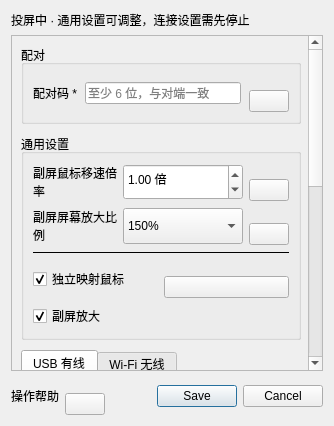
First picture: the form in Fukaros/ui/forms/settings.ui, repository HuTaoUnknow/Fukaros-Furina, before the edit.
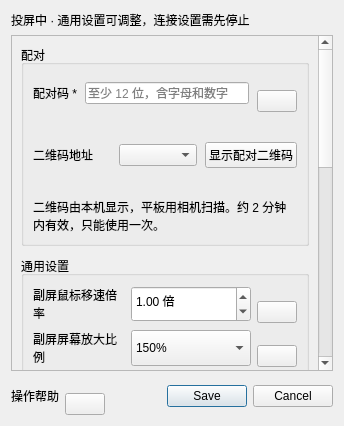
Second picture: the form after the edit. Custom widgets are drawn as their Qt base class.

Commit message:
Add QR pairing and keep secrets out of plaintext settings.
Desktop shows a two-minute one-time QR payload, the tablet can scan or paste it, and manual codes now follow the longer alphabet rules. Windows seals secrets with DPAPI and Android uses the Keystore; the channel handshake still goes through pairingListen and pairingConnect.

```diff
--- a/Fukaros/ui/forms/settings.ui
+++ b/Fukaros/ui/forms/settings.ui
@@ -56,7 +56,10 @@
             <item>
              <widget class="QLineEdit" name="token">
               <property name="placeholderText">
-               <string>至少 6 位，与对端一致</string>
+               <string>至少 12 位，含字母和数字</string>
+              </property>
+              <property name="maxLength">
+               <number>64</number>
               </property>
               <property name="readOnly">
                <bool>false</bool>
@@ -113,6 +116,57 @@
             </item>
            </layout>
           </item>
+          <item>
+           <widget class="QLabel" name="tokenHint">
+            <property name="text">
+             <string/>
+            </property>
+            <property name="wordWrap">
+             <bool>true</bool>
+            </property>
+           </widget>
+          </item>
+          <item>
+           <layout class="QHBoxLayout" name="qrHostRow">
+            <item>
+             <widget class="QLabel" name="qrHostLabel">
+              <property name="text">
+               <string>二维码地址</string>
+              </property>
+             </widget>
+            </item>
+            <item>
+             <widget class="QComboBox" name="qrHost"/>
+            </item>
+            <item>
+             <widget class="QPushButton" name="showQr">
+              <property name="text">
+               <string>显示配对二维码</string>
+              </property>
+             </widget>
+            </item>
+           </layout>
+          </item>
+          <item>
+           <widget class="QLabel" name="qrImage">
+            <property name="alignment">
+             <set>Qt::AlignCenter</set>
+            </property>
+            <property name="text">
+             <string/>
+            </property>
+           </widget>
+          </item>
+          <item>
+           <widget class="QLabel" name="qrHint">
+            <property name="wordWrap">
+             <bool>true</bool>
+            </property>
+            <property name="text">
+             <string>二维码由本机显示，平板用相机扫描。约 2 分钟内有效，只能使用一次。</string>
+            </property>
+           </widget>
+          </item>
          </layout>
         </widget>
        </item>
```
Left out of the diff: 10 changed lines with no effect on the pictures. The commit also changes 49 other files.
